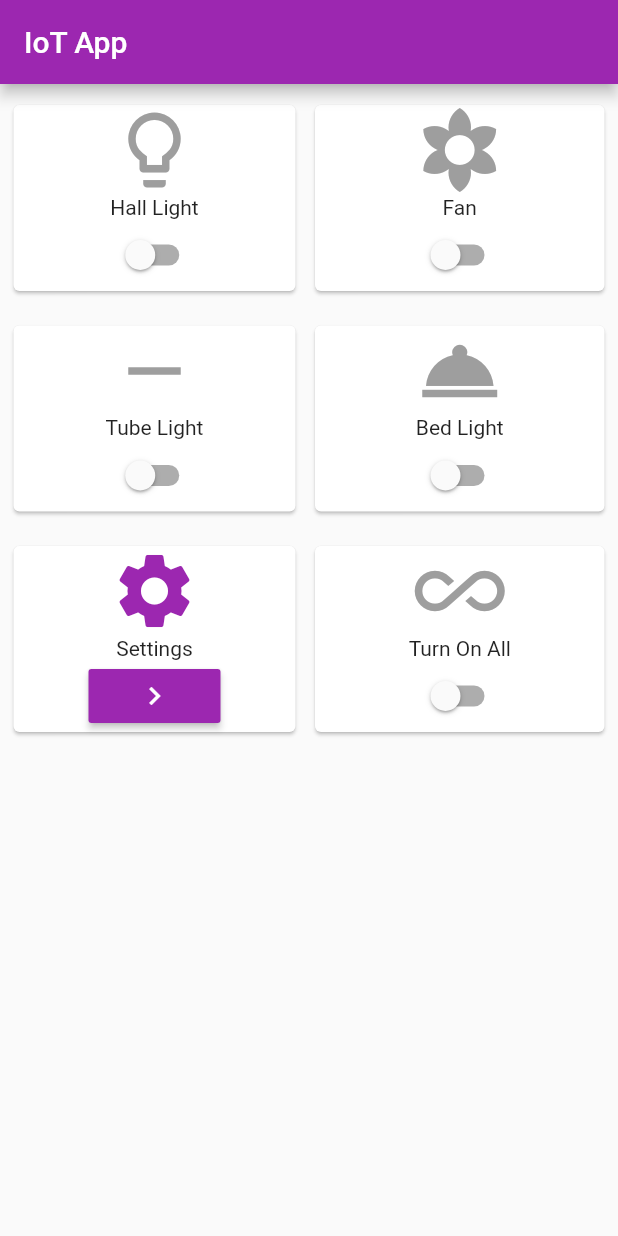
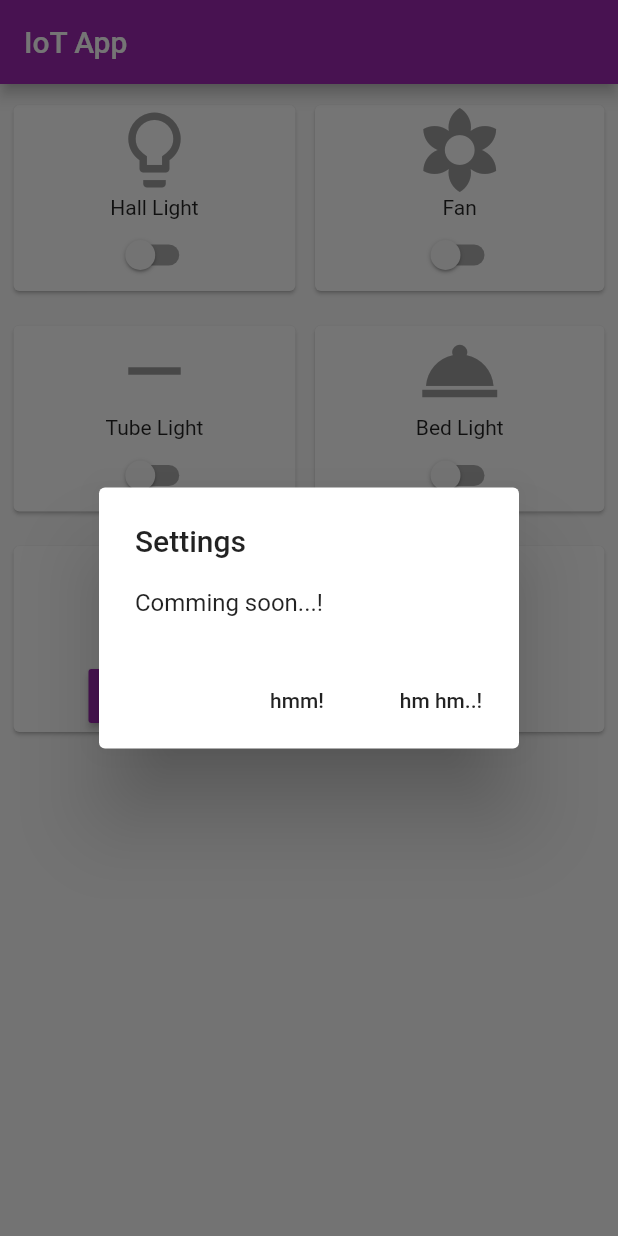
Before and after one commit to vineetjk/IoT-App, a Flutter app: the screen it shows after launch, after a tap on the "chevron right" icon, on a phone screen of 412 x 824 dp. Run offline on Flutter 3.47's test engine with Material 2 defaults, Android fonts, the phone set to English and light mode, and no system bars; our stand-ins replace firebase_core, firebase_database; accounts and stored records are empty.

Commit message:
Added functions

```diff
--- a/lib/main.dart
+++ b/lib/main.dart
@@ -15,7 +15,7 @@ class MyApp extends StatelessWidget {
 
     return MaterialApp(
       debugShowCheckedModeBanner: false,
-      title: 'con IoT ',
+      title: 'IoT ',
       theme: ThemeData(
         primarySwatch: Colors.purple,
       ),
@@ -55,6 +55,7 @@ class _MyHomePageState extends State<MyHomePage> {
   @override
   Widget build(BuildContext context) {
 
+
     return Scaffold(
       appBar: AppBar(
 
@@ -64,6 +65,7 @@ class _MyHomePageState extends State<MyHomePage> {
       ),
       body: Table(
         children: [
+
           TableRow(
 
            children:[
@@ -76,7 +78,7 @@ class _MyHomePageState extends State<MyHomePage> {
 
                       children : <Widget>[
 
-                      Icon(Icons.lightbulb_outline,size: 60.0,color: _colbulb,),
+                      Icon(Icons.lightbulb_outline,size: 60.0, color: _colbulb,),
 
                       Text("Hall Light",),
 
@@ -288,6 +290,7 @@ class _MyHomePageState extends State<MyHomePage> {
                         color: Colors.purple,
 
                       onPressed:(){
+                        _showDialog("Settings","Comming soon...!","hmm!","hm hm..!");
 
                       },
                       ),
@@ -390,13 +393,32 @@ class _MyHomePageState extends State<MyHomePage> {
     );
   }
 
-  void writeData(int a){
-    int b = a;
-    dbRef.child("/").update({
-
-      'patternID' : b
-
-
-    });
+  void _showDialog(String title, String body , String action1, String action2) {
+    // flutter defined function
+    showDialog(
+      context: context,
+      builder: (BuildContext context) {
+        // return object of type Dialog
+        return AlertDialog(
+          title: new Text("$title"),
+          content: new Text("$body"),
+          actions: <Widget>[
+            // usually buttons at the bottom of the dialog
+            new FlatButton(
+              child: new Text("$action1"),
+              onPressed: () {
+                Navigator.of(context).pop();
+              },
+            ),
+            FlatButton(
+              child: new Text("$action2"),
+              onPressed: () {
+                Navigator.of(context).pop();
+              },
+            ),
+          ],
+        );
+      },
+    );
   }
 }
```
Also changed, not shown: 5 other files.
